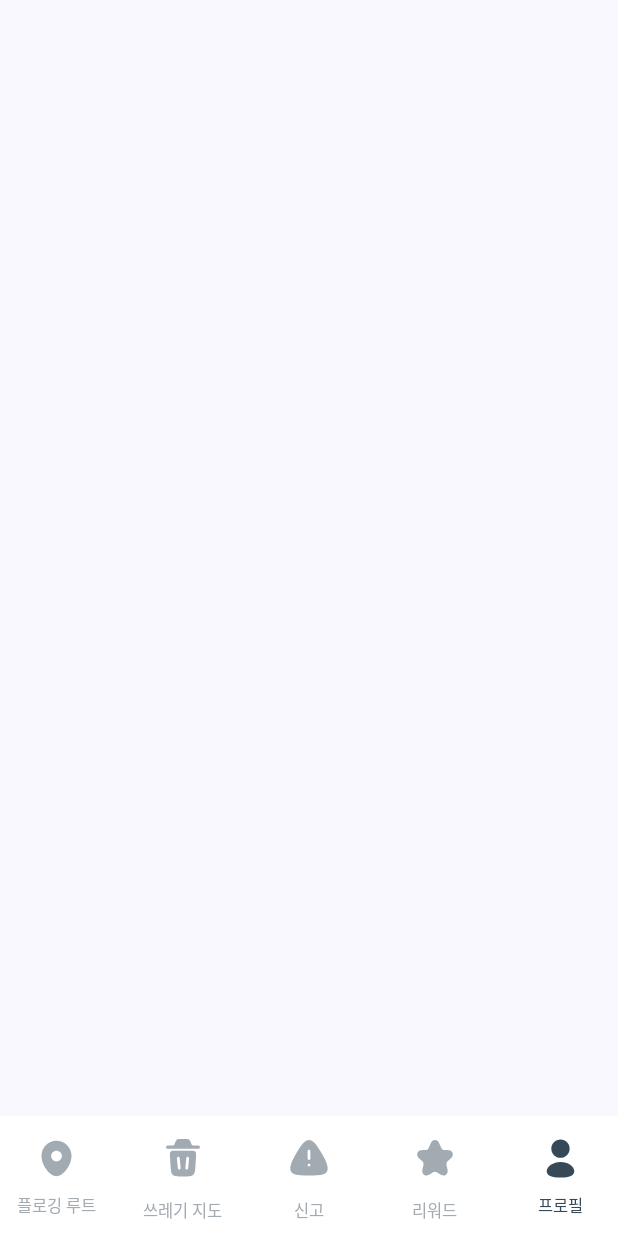
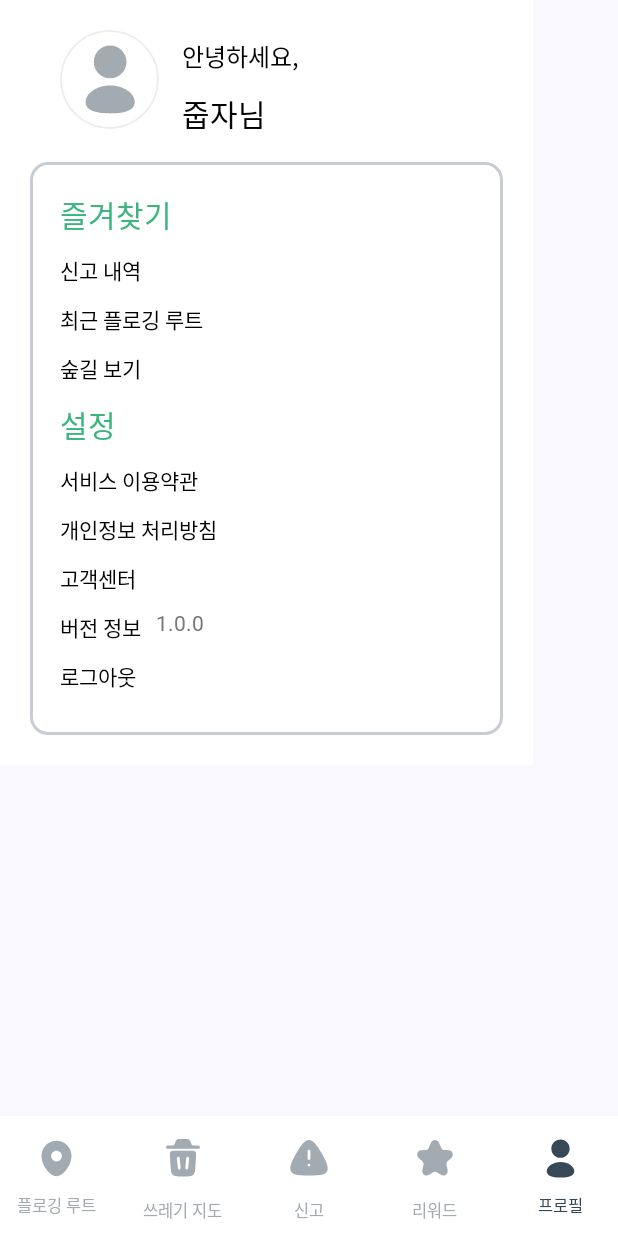
Before and after one commit to Song-s-PaaSTA/Plog-Android, an Android app built with Jetpack Compose: the MainRoute screen opened through its navigation route, item 5 of the bottom bar chosen, on a phone screen of 412 x 824 dp. Run offline under Robolectric (Android 15) with nearby library versions, the phone set to English and light mode, and no system bars; our stand-ins replace Dagger/Hilt's generated code, Timber; libraries missing offline, so code that uses them is left out: com.naver.maps; Roboto replaces fonts that are not available here; 3 statements that could not run were skipped.

Commit message:
[UI] 마이페이지 UI 구현

```diff
--- a/app/src/main/java/com/kpaas/plog/presentation/profile/screen/ProfileScreen.kt
+++ b/app/src/main/java/com/kpaas/plog/presentation/profile/screen/ProfileScreen.kt
@@ -1,22 +1,120 @@
 package com.kpaas.plog.presentation.profile.screen
 
+import androidx.compose.foundation.Image
+import androidx.compose.foundation.background
+import androidx.compose.foundation.border
+import androidx.compose.foundation.clickable
+import androidx.compose.foundation.layout.*
+import androidx.compose.foundation.shape.CircleShape
+import androidx.compose.foundation.shape.RoundedCornerShape
+import androidx.compose.material3.Text
 import androidx.compose.runtime.Composable
+import androidx.compose.ui.Modifier
+import androidx.compose.ui.draw.clip
+import androidx.compose.ui.graphics.Color
+import androidx.compose.ui.graphics.vector.ImageVector
+import androidx.compose.ui.res.vectorResource
 import androidx.compose.ui.tooling.preview.Preview
+import androidx.compose.ui.unit.dp
+import com.kpaas.plog.R
+import com.kpaas.plog.core_ui.theme.Gray100
 import com.kpaas.plog.presentation.profile.navigation.ProfileNavigator
+import com.kpaas.plog.core_ui.theme.Gray200
+import com.kpaas.plog.core_ui.theme.Gray450
+import com.kpaas.plog.core_ui.theme.Gray600
+import com.kpaas.plog.core_ui.theme.Green200
+import com.kpaas.plog.core_ui.theme.White
+import com.kpaas.plog.core_ui.theme.body1Medium
+import com.kpaas.plog.core_ui.theme.title2Semi
+import com.kpaas.plog.core_ui.theme.body1Regular
+import com.kpaas.plog.core_ui.theme.body2Regular
 
 @Composable
 fun ProfileRoute(
     navigator: ProfileNavigator
 ) {
-    ProfileScreen()
+    ProfileScreen(
+        onReportClick = {}
+    )
 }
 
 @Composable
-fun ProfileScreen() {
+fun ProfileScreen(
+    onReportClick: () -> Unit,
+) {
+    Column(
+        modifier = Modifier
+            .background(White)
+            .padding(20.dp)
+    ) {
+        Row {
+            Spacer(Modifier.width(20.dp))
+            Image(
+                imageVector = ImageVector.vectorResource(id = R.drawable.ic_bnv_profile_off),
+                contentDescription = "Profile Image",
+                modifier = Modifier
+                    .size(66.dp)
+                    .clip(CircleShape)
+                    .border(1.dp, Gray100, CircleShape)
+                    .background(Color.White),
+            )
+            Spacer(Modifier.width(15.dp))
+            Column {
+                Spacer(Modifier.size(5.dp))
+                Text("안녕하세요,", style = body1Medium, color = Gray600)
+                Spacer(Modifier.size(11.dp))
+                Row {
+                    Text("줍자", style = title2Semi, color = Gray600)
+                    Text("님", style = title2Semi, color = Gray600)
+                }
+            }
+        }
+        Spacer(Modifier.height(17.dp))
+        Column(
+            modifier = Modifier
+                .width(315.dp)
+                .height(382.dp)
+                .border(2.dp, Gray200, RoundedCornerShape(12.dp))
+                .padding(20.dp)
+        ) {
+            Text("즐겨찾기", style = title2Semi, color = Green200)
+            Spacer(Modifier.height(12.dp))
+            Text(
+                modifier = Modifier.clickable { onReportClick() },
+                text = "신고 내역",
+                style = body2Regular,
+                color = Gray600
+            )
+            Spacer(Modifier.height(12.dp))
+            Text("최근 플로깅 루트", style = body2Regular, color = Gray600)
+            Spacer(Modifier.height(12.dp))
+            Text("숲길 보기", style = body2Regular, color = Gray600)
+            Spacer(Modifier.height(12.dp))
+            Text("설정", style = title2Semi, color = Green200)
+            Spacer(Modifier.height(12.dp))
+            Text("서비스 이용약관", style = body2Regular, color = Gray600)
+            Spacer(Modifier.height(12.dp))
+            Text("개인정보 처리방침", style = body2Regular, color = Gray600)
+            Spacer(Modifier.height(12.dp))
+            Text("고객센터", style = body2Regular, color = Gray600)
+            Spacer(Modifier.height(12.dp))
+            Row {
+                Text("버전 정보", style = body2Regular, color = Gray600)
+                Spacer(Modifier.width(10.dp))
+                Text("1.0.0", style = body2Regular, color = Gray450)
+            }
+            Spacer(Modifier.height(12.dp))
+            Text("로그아웃", style = body2Regular, color = Gray600)
+            Spacer(Modifier.height(12.dp))
+            Text("회원 탈퇴", style = body2Regular, color = Gray600)
+        }
+    }
 }
 
 @Preview
 @Composable
 fun ProfileScreenPreview() {
-    ProfileScreen()
+    ProfileScreen(
+        onReportClick = {}
+    )
 }
```
